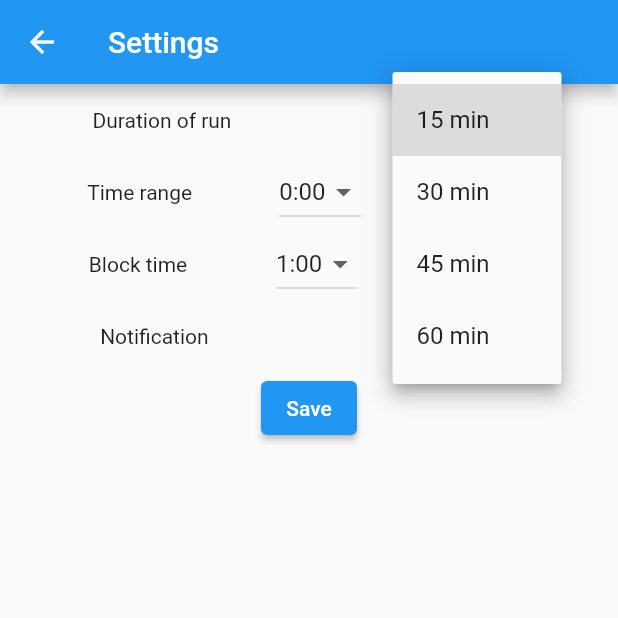
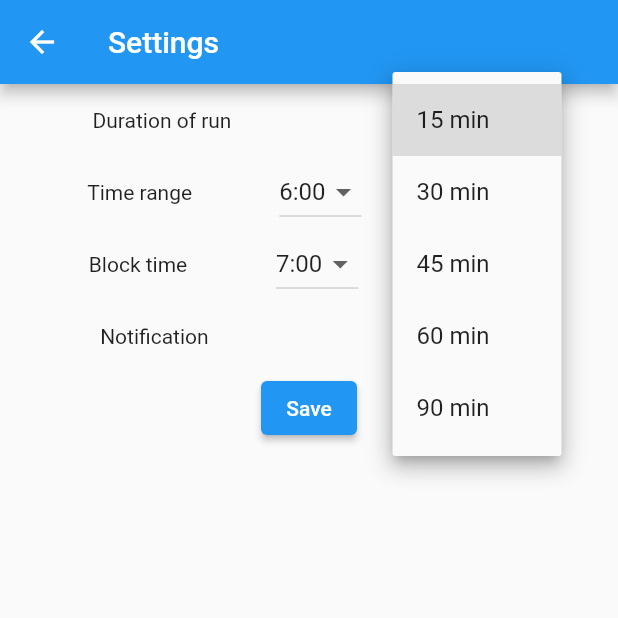
Before and after one commit to OlgaSe/Runtime, a Flutter app: the SettingsScreen screen opened directly, after a tap on "15 min", on a phone screen of 412 x 824 dp, the top half of it. Run offline on Flutter 3.47's test engine with Material 2 defaults, Android fonts, the light colour scheme and no system bars; our stand-ins replace geolocator, shared_preferences; accounts and stored records are empty; network calls fail.

Commit message:
Settings screen: Save and load work for all dropdown buttons

```diff
--- a/lib/screens/settings.dart
+++ b/lib/screens/settings.dart
@@ -9,10 +9,10 @@ class SettingsScreen extends StatefulWidget {
 
 class _SettingsScreenState extends State<SettingsScreen> {
   String selectedDuration = '15 min';
-  String selectedRangeStart = '0:00';
-  String selectedRangeEnd = '3:00';
-  String selectedBlockRangeStart = '1:00';
-  String selectedBlockRangeEnd = '2:00';
+  String selectedRangeStart = '6:00';
+  String selectedRangeEnd = '6:30';
+  String selectedBlockRangeStart = '7:00';
+  String selectedBlockRangeEnd = '7:30';
   String selectedNotification = '15 min';
 
   Preference _preferences = Preference();
@@ -48,6 +48,8 @@ class _SettingsScreenState extends State<SettingsScreen> {
 
   @override
   Widget build(BuildContext context) {
+    print("Building with preferences: $_preferences");
+
     return Scaffold(
       appBar: AppBar(
         title: Text('Settings'),
@@ -62,7 +64,7 @@ class _SettingsScreenState extends State<SettingsScreen> {
                 Text('Duration of run'),
                 DropdownButton<int>(
                     value: _preferences.selectedDuration,
-                    items: <int>[15, 30, 45, 60]
+                    items: <int>[15, 30, 45, 60, 90]
                         .map((int value) {
                       return new DropdownMenuItem<int>(
                         value: value,
@@ -81,19 +83,19 @@ class _SettingsScreenState extends State<SettingsScreen> {
                   children: <Widget>[
                     Text('Time range'),
                     DropdownButton<String>(
-                        value: selectedRangeStart,
+                        value: _preferences.selectedRangeStart,
                         items: getDropDownItems(),
                         onChanged: (value) {
                           setState(() {
-                            selectedRangeStart = value;
+                            _preferences.selectedRangeStart = value;
                           });
                         }),
                     DropdownButton<String>(
-                        value: selectedRangeEnd,
+                        value: _preferences.selectedRangeEnd,
                         items: getDropDownItems(),
                         onChanged: (value) {
                           setState(() {
-                            selectedRangeEnd = value;
+                            _preferences.selectedRangeEnd = value;
                           });
                         }),
               ],
@@ -103,19 +105,19 @@ class _SettingsScreenState extends State<SettingsScreen> {
                   children: <Widget>[
                     Text('Block time'),
                     DropdownButton<String>(
-                        value: selectedBlockRangeStart,
+                        value: _preferences.selectedBlockRangeStart,
                         items: getDropDownItems(),
                         onChanged: (value) {
                           setState(() {
-                            selectedBlockRangeStart = value;
+                            _preferences.selectedBlockRangeStart = value;
                           });
                         }),
                     DropdownButton<String>(
-                        value: selectedBlockRangeEnd,
+                        value: _preferences.selectedBlockRangeEnd,
                         items: getDropDownItems(),
                         onChanged: (value) {
                           setState(() {
-                            selectedBlockRangeEnd = value;
+                            _preferences.selectedBlockRangeEnd = value;
                           });
                         }),
                   ],
@@ -124,23 +126,25 @@ class _SettingsScreenState extends State<SettingsScreen> {
                   mainAxisAlignment: MainAxisAlignment.spaceAround,
                   children: <Widget>[
                     Text('Notification'),
-                    DropdownButton<String>(
-                        value: selectedNotification,
-                        items: <String>['15 min', '30 min', '45 min', '60 min']
-                            .map((String value) {
-                          return new DropdownMenuItem<String>(
+                    DropdownButton<int>(
+                        value: _preferences.selectedNotification,
+                        items: <int>[15, 30, 45, 60, 90]
+                            .map((int value) {
+                          return new DropdownMenuItem<int>(
                             value: value,
-                            child: Text(value),
+                            child: Text("$value min"),
                           );
                         }).toList(),
                         onChanged: (value) {
                           setState(() {
-                            selectedNotification = value;
+                            _preferences.selectedNotification = value;
                           });
                         }),
                   ],
                 ),
-                ElevatedButton(onPressed: () => _preferences.savePreference(), child: Text('Save')),
+                ElevatedButton(
+                    onPressed: () {_preferences.savePreference(); Navigator.pop(context);},
+                    child: Text('Save')),
       ])),
     );
   }
--- a/lib/services/preference.dart
+++ b/lib/services/preference.dart
@@ -3,10 +3,10 @@ import 'package:shared_preferences/shared_preferences.dart';
 class Preference {
 
   int selectedDuration = 15;
-  String selectedRangeStart = '';
-  String selectedRangeEnd = '';
-  String selectedBlockRangeStart = '';
-  String selectedBlockRangeEnd = '';
+  String selectedRangeStart = '6:00';
+  String selectedRangeEnd = '6:30';
+  String selectedBlockRangeStart = '7:00';
+  String selectedBlockRangeEnd = '7:30';
   int selectedNotification = 15;
 
 
@@ -29,11 +29,21 @@ class Preference {
 
     return Preference(
       selectedDuration: prefs.getInt('selectedDuration') ?? 15,
-      selectedRangeStart: prefs.getString('selectedRangeStart') ?? '',
-      selectedRangeEnd: prefs.getString('selectedRangeEnd') ?? '',
-      selectedBlockRangeStart: prefs.getString('selectedBlockRangeStart') ?? '',
-      selectedBlockRangeEnd: prefs.getString('selectedBlockRangeEnd') ?? '',
+      selectedRangeStart: _getString(prefs, 'selectedRangeStart', '6:00'),
+      selectedRangeEnd: _getString(prefs, 'selectedRangeEnd', '6:30'),
+      selectedBlockRangeStart: _getString(prefs, 'selectedBlockRangeStart', '7:00'),
+      selectedBlockRangeEnd: _getString(prefs, 'selectedBlockRangeEnd', '7:30'),
       selectedNotification: prefs.getInt('selectedNotification') ?? 15,
     );
   }
+
+  static String _getString(SharedPreferences prefs, String key, String def) {
+    var val = prefs.getString(key);
+    return val != null && val != '' ? val : def;
+  }
+
+  @override
+  String toString() {
+    return 'Preference{selectedDuration: $selectedDuration, selectedRangeStart: $selectedRangeStart, selectedRangeEnd: $selectedRangeEnd, selectedBlockRangeStart: $selectedBlockRangeStart, selectedBlockRangeEnd: $selectedBlockRangeEnd, selectedNotification: $selectedNotification}';
+  }
 }
--- a/lib/services/time_data.dart
+++ b/lib/services/time_data.dart
@@ -1,15 +1,15 @@
 const List<String> timeList = [
-  '0:00',
-  '0:15',
-  '0:30',
-  '0:45',
-  '1:00',
-  '1:15',
-  '1:30',
-  '1:45',
-  '2:00',
-  '2:15',
-  '2:30',
-  '2:45',
-  '3:00',
+  '6:00',
+  '6:15',
+  '6:30',
+  '6:45',
+  '7:00',
+  '7:15',
+  '7:30',
+  '7:45',
+  '8:00',
+  '8:15',
+  '8:30',
+  '8:45',
+  '9:00',
 ];
```
